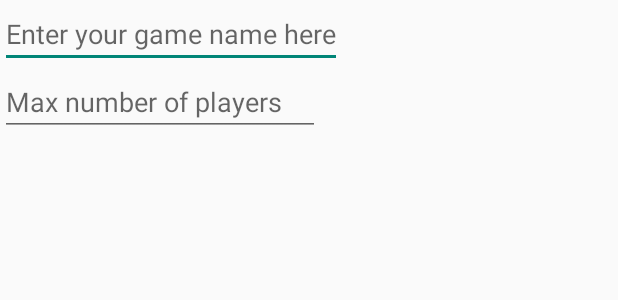
After one commit to samfcmc/BombermanAndroid, an Android app: the layout dialog_new_multiplayer_game.xml on its own in the app's theme, with its tools: preview values and no code run, on a phone screen of 412 x 824 dp. The commit adds this screen. Shown: the top 300 px of the screen. Run offline under Robolectric (Android 15) with nearby library versions, the phone set to English and light mode, and no system bars.

Commit message:
Created a dialog to create a new multiplayer game... Now we just need to implement the behavior. Closes #31

```diff
--- a/app/build.gradle
+++ b/app/build.gradle
@@ -5,7 +5,7 @@ android {
     buildToolsVersion '19.0.3'
 
     defaultConfig {
-        minSdkVersion 8
+        minSdkVersion 11
         targetSdkVersion 19
         versionCode 1
         versionName "1.0"
--- a/app/src/main/res/layout/activity_multiplayer.xml
+++ b/app/src/main/res/layout/activity_multiplayer.xml
@@ -13,6 +13,7 @@
         android:layout_height="wrap_content"
         android:text="@string/button_multiplayer_new_game"
         android:id="@+id/button_multiplayer_new_game"
+        android:onClick="createNewMultiplayerGame"
         android:layout_alignParentTop="true"
         android:layout_alignParentLeft="true"
         android:layout_alignParentStart="true" />
@@ -23,6 +24,7 @@
         android:layout_height="wrap_content"
         android:text="@string/button_multiplayer_refresh_list"
         android:id="@+id/button_multiplayer_refresh_list"
+        android:onClick="refreshMultiplayerGamesList"
         android:layout_alignBottom="@+id/button_multiplayer_new_game"
         android:layout_alignParentRight="true"
         android:layout_alignParentEnd="true" />
--- /dev/null
+++ b/app/src/main/res/layout/dialog_new_multiplayer_game.xml
@@ -0,0 +1,27 @@
+<?xml version="1.0" encoding="utf-8"?>
+<RelativeLayout xmlns:android="http://schemas.android.com/apk/res/android"
+    android:layout_width="match_parent"
+    android:layout_height="match_parent">
+
+    <EditText
+        android:layout_width="wrap_content"
+        android:layout_height="wrap_content"
+        android:id="@+id/editText_dialog_new_multiplayer_game_name"
+        android:hint="@string/editText_dialog_new_multiplayer_game_name"
+        android:maxLength="20"
+        android:layout_alignParentTop="true"
+        android:layout_alignParentLeft="true"
+        android:layout_alignParentStart="true" />
+
+    <EditText
+        android:layout_width="wrap_content"
+        android:layout_height="wrap_content"
+        android:inputType="number"
+        android:ems="10"
+        android:id="@+id/editText_dialog_new_multiplayer_game_max"
+        android:hint="@string/editText_dialog_new_multiplayer_game_max"
+        android:layout_below="@+id/editText_dialog_new_multiplayer_game_name"
+        android:layout_alignParentLeft="true"
+        android:layout_alignParentStart="true" />
+
+</RelativeLayout>
--- a/app/src/main/res/values/strings.xml
+++ b/app/src/main/res/values/strings.xml
@@ -25,5 +25,9 @@
     <string name="textView_multiplayer_list_item_name">Name</string>
     <string name="textView_multiplayer_list_item_players_label">Players:</string>
     <string name="textView_multiplayer_list_item_players_number">n</string>
+    <string name="editText_dialog_new_multiplayer_game_name">Enter your game name here</string>
+    <string name="editText_dialog_new_multiplayer_game_max">Max number of players</string>
+    <string name="button_dialog_new_multiplayer_game_create">Create</string>
+    <string name="button_dialog_new_multiplayer_game_cancel">Cancel</string>
 
 </resources>
```
Also changed, not shown: app/src/main/java/com/cmov/bombermanandroid/app/MultiplayerActivity.java (+13 -6 lines), app/src/main/java/com/cmov/bombermanandroid/app/NewMultiplayerGameDialog.java (added, +40 -0 lines).
